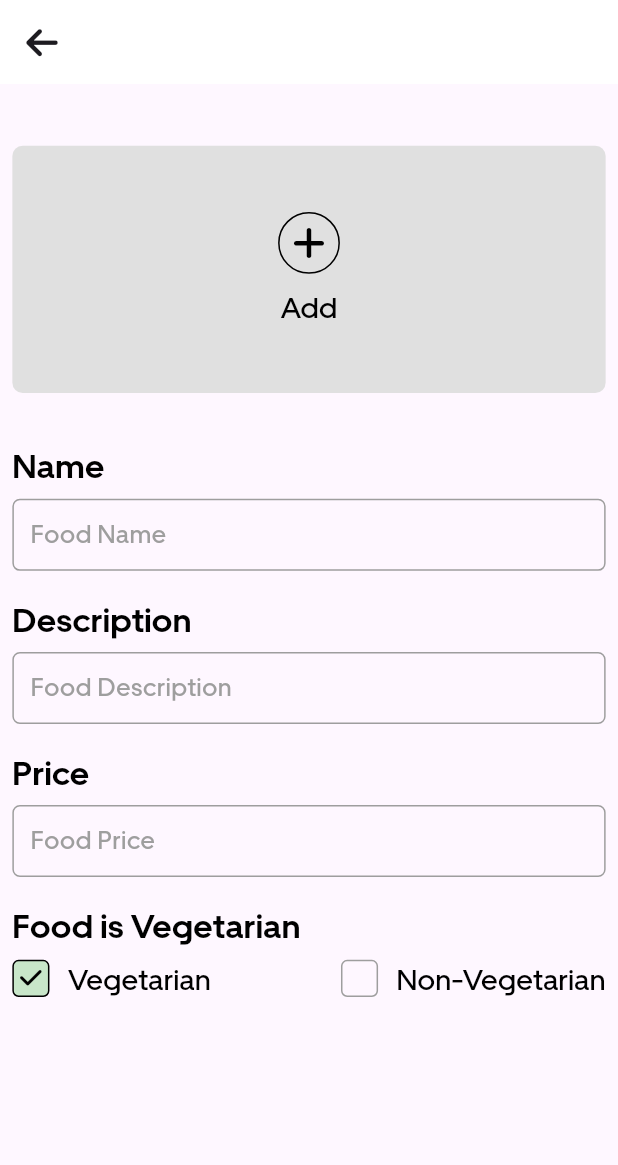
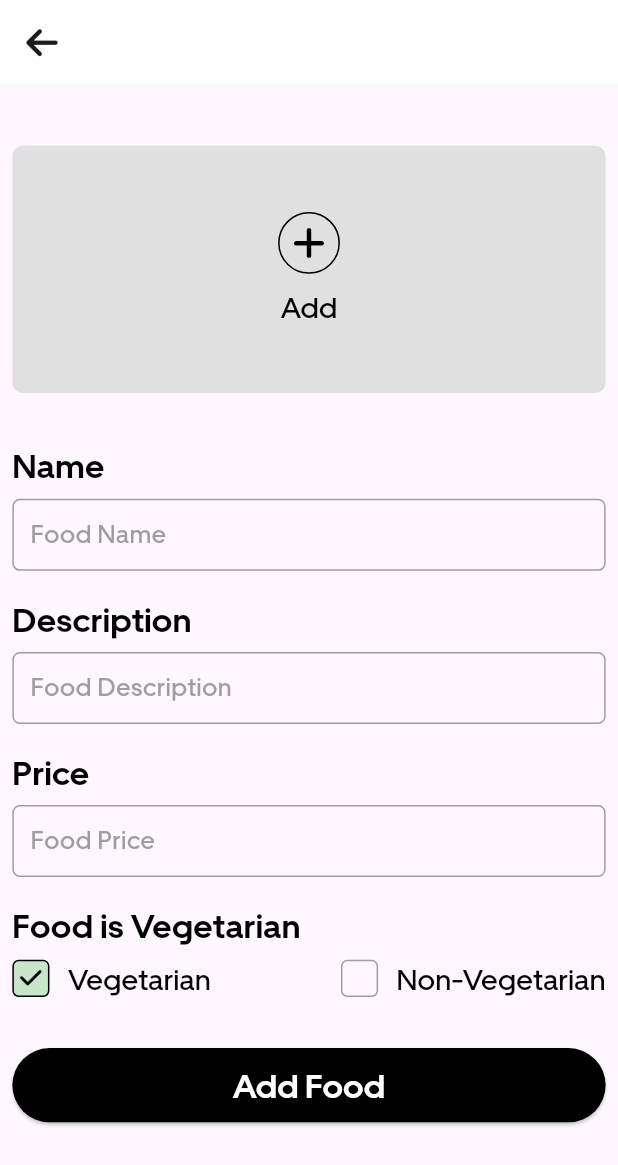
Before and after one commit to DaylenMcCarron/QuickNomsRestaurant, a Flutter app: the AddFoodItemScreen screen opened directly, on a phone screen of 412 x 824 dp. Shown: the top 1165 px of the screen. Run offline on Flutter 3.47's test engine with Material 3 defaults, Android fonts, the phone set to English and light mode, and no system bars; our stand-ins replace carousel_slider, cloud_firestore, country_picker, firebase_auth, firebase_core, firebase_storage and 8 more; missing offline and left inert: flutter_geofire; accounts and stored records are empty; network calls fail.

Commit message:
add: register food item to firebase

```diff
--- a/lib/controller/provider/AddFoodProvider/AddFoodProvider.dart
+++ b/lib/controller/provider/AddFoodProvider/AddFoodProvider.dart
@@ -1,3 +1,4 @@
+import 'dart:developer';
 import 'dart:io';
 
 import 'package:flutter/cupertino.dart';
@@ -18,6 +19,7 @@ class AddFoodProvider extends ChangeNotifier {
             images: [foodImage!], context: context);
     if (url.isNotEmpty) {
       foodImageURL = url[0];
+      log(foodImageURL!);
     }
     notifyListeners();
   }
--- a/lib/model/addFoodModel/addFoodModel.dart
+++ b/lib/model/addFoodModel/addFoodModel.dart
@@ -1,11 +1,19 @@
+import 'dart:convert';
+
 class AddFoodModel {
   String name;
+  String restaurantUID;
+  DateTime uploadTime;
+  String foodID;
   String description;
   String foodImageURL;
   bool isVegetarian;
   String price;
   AddFoodModel({
     required this.name,
+    required this.restaurantUID,
+    required this.uploadTime,
+    required this.foodID,
     required this.description,
     required this.foodImageURL,
     required this.isVegetarian,
@@ -15,10 +23,30 @@ class AddFoodModel {
   Map<String, dynamic> toMap() {
     return <String, dynamic>{
       "name": name,
+      "restaurantUID": restaurantUID,
+      "uploadTime": uploadTime,
+      "foodID": foodID,
       "description": description,
       "foodImageURL": foodImageURL,
       "isVegetarian": isVegetarian,
       "price": price,
     };
   }
+
+  factory AddFoodModel.fromMap(Map<String, dynamic> map) {
+    return AddFoodModel(
+      name: map['name'] as String,
+      restaurantUID: map['resturantUID'] as String,
+      uploadTime: map['uploadTime'] as DateTime,
+      foodID: map['foodID'] as String,
+      description: map['description'] as String,
+      foodImageURL: map['foodImageURL'] as String,
+      isVegetarian: map['isVegetrain'] as bool,
+      price: map['price'] as String,
+    );
+  }
+  String toJson() => json.encode(toMap());
+
+  factory AddFoodModel.fromJson(String source) =>
+      AddFoodModel.fromMap(json.decode(source) as Map<String, dynamic>);
 }
--- a/lib/view/addFoodItem/addFoodItem.dart
+++ b/lib/view/addFoodItem/addFoodItem.dart
@@ -1,9 +1,13 @@
 import 'package:flutter/material.dart';
 import 'package:font_awesome_flutter/font_awesome_flutter.dart';
 import 'package:provider/provider.dart';
+import 'package:quicknomsrestaurant/constant/constant.dart';
 import 'package:quicknomsrestaurant/controller/provider/AddFoodProvider/AddFoodProvider.dart';
+import 'package:quicknomsrestaurant/controller/services/foodDataCRUDServices/foodDataCRUDServices.dart';
+import 'package:quicknomsrestaurant/model/addFoodModel/addFoodModel.dart';
 import 'package:quicknomsrestaurant/utils/colors.dart';
 import 'package:quicknomsrestaurant/utils/textStyles.dart';
+import 'package:quicknomsrestaurant/widgits/commonElevatedButton.dart';
 import 'package:quicknomsrestaurant/widgits/textfieldWidget.dart';
 import 'package:sizer/sizer.dart';
 
@@ -19,6 +23,7 @@ class _AddFoodItemScreenState extends State<AddFoodItemScreen> {
   TextEditingController foodDescriptionController = TextEditingController();
   TextEditingController foodPriceController = TextEditingController();
   bool foodIsPureVeg = true;
+  bool pressedAddFoodItemButton = false;
 
   @override
   Widget build(BuildContext context) {
@@ -35,6 +40,7 @@ class _AddFoodItemScreenState extends State<AddFoodItemScreen> {
           ),
         ),
         body: ListView(
+          physics: const BouncingScrollPhysics(),
           padding: EdgeInsets.symmetric(horizontal: 2.w, vertical: 3.h),
           children: [
             SizedBox(
@@ -213,7 +219,40 @@ class _AddFoodItemScreenState extends State<AddFoodItemScreen> {
                   ),
                 ),
               ],
-            )
+            ),
+            SizedBox(
+              height: 4.h,
+            ),
+            CommonElevatedButton(
+              onPressed: () async {
+                setState(() {
+                  pressedAddFoodItemButton = true;
+                });
+                await context
+                    .read<AddFoodProvider>()
+                    .uploadImageAndGetImageURL(context);
+                String foodID = uuid.v1().toString();
+                AddFoodModel data = AddFoodModel(
+                  name: foodNameController.text.trim(),
+                  foodID: foodID,
+                  uploadTime: DateTime.now(),
+                  restaurantUID: auth.currentUser!.uid,
+                  description: foodDescriptionController.text.trim(),
+                  foodImageURL: context.read<AddFoodProvider>().foodImageURL!,
+                  isVegetarian: foodIsPureVeg,
+                  price: foodPriceController.text.trim(),
+                );
+                FoodDataCRUDServices.uploadFoodData(context, data);
+              },
+              child: pressedAddFoodItemButton
+                  ? CircularProgressIndicator(
+                      color: white,
+                    )
+                  : Text(
+                      'Add Food',
+                      style: AppTextStyles.body16Bold.copyWith(color: white),
+                    ),
+            ),
           ],
         ),
       ),
--- /dev/null
+++ b/lib/widgits/commonElevatedButton.dart
@@ -0,0 +1,23 @@
+import 'package:flutter/material.dart';
+import 'package:quicknomsrestaurant/utils/colors.dart';
+import 'package:sizer/sizer.dart';
+
+class CommonElevatedButton extends StatelessWidget {
+  const CommonElevatedButton({
+    super.key,
+    required this.child,
+    required this.onPressed,
+  });
+
+  final Widget child;
+  final VoidCallback onPressed;
+
+  @override
+  Widget build(BuildContext context) {
+    return ElevatedButton(
+        onPressed: onPressed,
+        style: ElevatedButton.styleFrom(
+            backgroundColor: black, minimumSize: Size(90.w, 6.h)),
+        child: child);
+  }
+}
```
Also changed, not shown: lib/controller/services/foodDataCRUDServices/foodDataCRUDServices.dart (added, +27 -0 lines).
